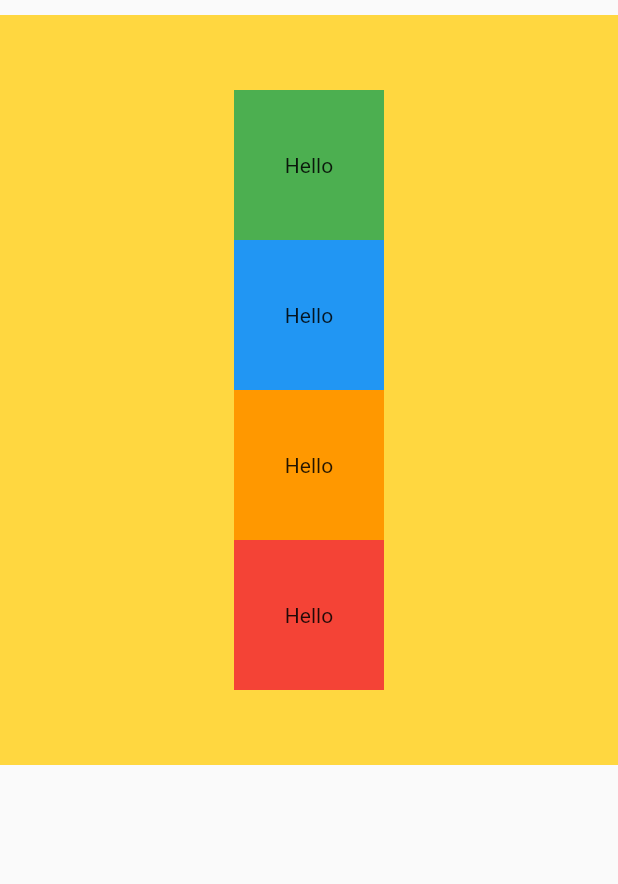
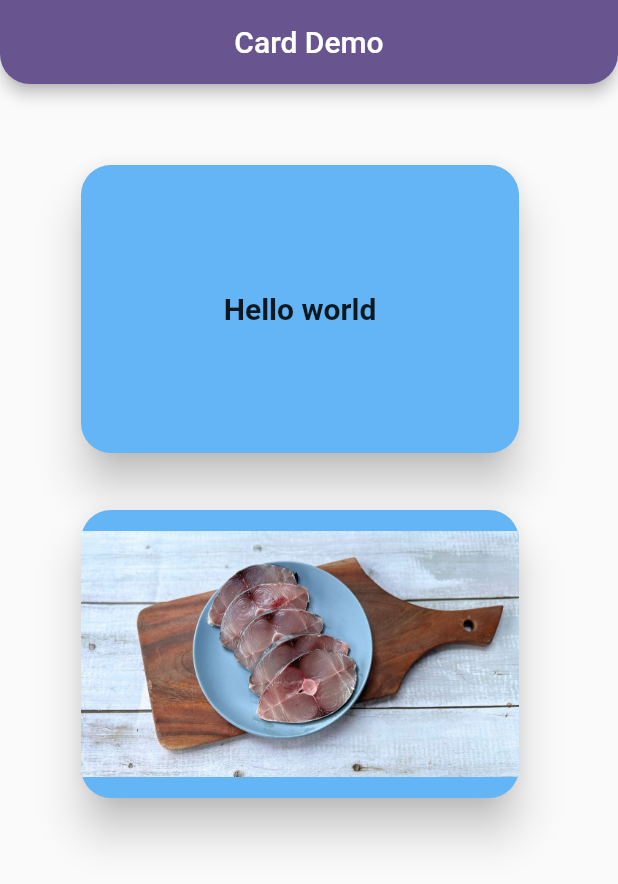
Before and after one commit to SheikMohideen007/Flutter-App---Demo, a Flutter app: the screen it shows after launch, on a phone screen of 412 x 824 dp. Shown: the top 884 px of the screen. Run offline on Flutter 3.47's test engine with Material 3 defaults, Android fonts, the light colour scheme and no system bars.

Commit message:
demo3 added

```diff
--- a/demo_app/analysis_options.yaml
+++ b/demo_app/analysis_options.yaml
@@ -25,5 +25,6 @@ linter:
     prefer_single_quotes: false # Uncomment to enable the `prefer_single_quotes` rule
     prefer_const_constructors: false
     no_logic_in_create_state: false
+    prefer_const_literals_to_create_immutables: false
 # Additional information about this file can be found at
 # https://dart.dev/guides/language/analysis-options
--- /dev/null
+++ b/demo_app/lib/demo3/card_widget.dart
@@ -0,0 +1,58 @@
+import 'package:flutter/material.dart';
+
+class CardWidget extends StatefulWidget {
+  const CardWidget({super.key});
+
+  @override
+  State<CardWidget> createState() => _CardWidgetState();
+}
+
+class _CardWidgetState extends State<CardWidget> {
+  @override
+  Widget build(BuildContext context) {
+    return Scaffold(
+      appBar: AppBar(
+        title: Text('Card Demo'),
+        centerTitle: true,
+        shape: RoundedRectangleBorder(
+            borderRadius: BorderRadius.only(
+                bottomLeft: Radius.circular(20),
+                bottomRight: Radius.circular(20))),
+      ),
+      body: Column(
+        children: [
+          Padding(
+            padding: EdgeInsets.only(top: 50, left: 50),
+            child: SizedBox(
+              height: 200,
+              width: 300,
+              child: Card(
+                color: Colors.blue.shade300,
+                elevation: 12,
+                shape: RoundedRectangleBorder(
+                    borderRadius: BorderRadius.circular(20)),
+                child: Center(
+                    child: Text('Hello world',
+                        style: TextStyle(
+                            fontSize: 20, fontWeight: FontWeight.bold))),
+              ),
+            ),
+          ),
+          Padding(
+            padding: EdgeInsets.only(top: 30, left: 50),
+            child: SizedBox(
+              height: 200,
+              width: 300,
+              child: Card(
+                  color: Colors.blue.shade300,
+                  elevation: 12,
+                  shape: RoundedRectangleBorder(
+                      borderRadius: BorderRadius.circular(20)),
+                  child: Image.asset('images/food3.jpg')),
+            ),
+          )
+        ],
+      ),
+    );
+  }
+}
--- a/demo_app/lib/main.dart
+++ b/demo_app/lib/main.dart
@@ -1,5 +1,7 @@
 import 'package:demo_app/demo.dart';
 import 'package:demo_app/demo2.dart';
+import 'package:demo_app/demo3/card_widget.dart';
+import 'package:demo_app/demo3/image_widget.dart';
 import 'package:flutter/material.dart';
 
 void main() {
@@ -17,7 +19,7 @@ class MyApp extends StatelessWidget {
         colorScheme: ColorScheme.fromSeed(seedColor: Colors.deepPurple),
         useMaterial3: false,
       ),
-      home: ContainerDemo(),
+      home: CardWidget(),
       debugShowCheckedModeBanner: false,
     );
   }
```
Also changed, not shown: demo_app/lib/demo3/image_widget.dart (added, +32 -0 lines), demo_app/pubspec.yaml (+3 -5 lines), demo_app/images/food2.jpg (added), demo_app/images/food3.jpg (added).
